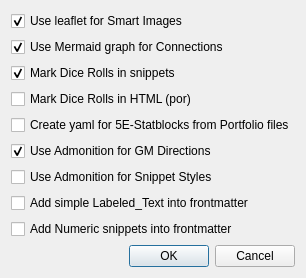
This is obsidiandialog.ui in farling42/RWoutput as Qt 5 draws it before an edit. The edited form follows.
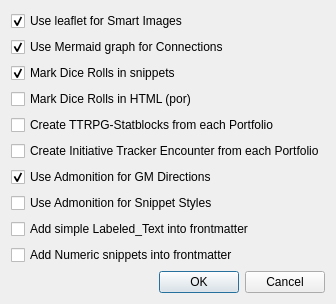
This is the edited form.

Commit message: Add option to generate encounter block in Markdown output

What changed in the file:
```diff
--- a/obsidiandialog.ui
+++ b/obsidiandialog.ui
@@ -6,8 +6,8 @@
    <rect>
     <x>0</x>
     <y>0</y>
-    <width>274</width>
-    <height>248</height>
+    <width>304</width>
+    <height>271</height>
    </rect>
   </property>
   <property name="windowTitle">
@@ -54,7 +54,14 @@
    <item>
     <widget class="QCheckBox" name="use5estatblocks">
      <property name="text">
-      <string>Create yaml for 5E-Statblocks from Portfolio files</string>
+      <string>Create TTRPG-Statblocks from each Portfolio</string>
+     </property>
+    </widget>
+   </item>
+   <item>
+    <widget class="QCheckBox" name="useInitiativeTracker">
+     <property name="text">
+      <string>Create Initiative Tracker Encounter from each Portfolio</string>
      </property>
     </widget>
    </item>
```
The commit also changes 4 other files.
